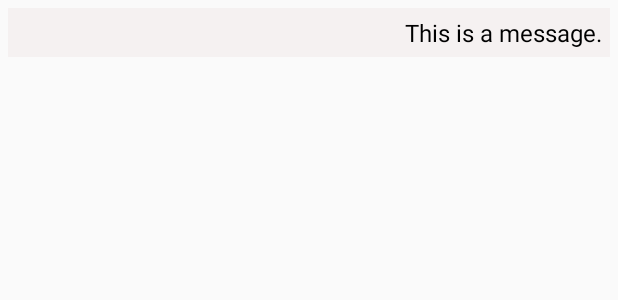
After one commit to developer-student-club-snu/DSC-Chatbot, an Android app: the layout item_message.xml on its own in the app's theme, with its tools: preview values and no code run, on a phone screen of 412 x 824 dp. The commit adds this screen. Shown: the top 300 px of the screen. Run offline under Robolectric (Android 15) with nearby library versions, the phone set to English and light mode, and no system bars.

Commit message:
Recycler View Added

```diff
--- a/app/build.gradle
+++ b/app/build.gradle
@@ -30,6 +30,8 @@ dependencies {
 
     /*THIRD PARTY LIBRARIES*/
 
+    implementation 'androidx.recyclerview:recyclerview:1.0.0'
+
     //Confetti
     implementation 'nl.dionsegijn:konfetti:1.1.3'
 
--- /dev/null
+++ b/app/src/main/res/layout/item_message.xml
@@ -0,0 +1,20 @@
+<?xml version="1.0" encoding="utf-8"?>
+<RelativeLayout xmlns:android="http://schemas.android.com/apk/res/android"
+    android:layout_width="match_parent" android:layout_height="wrap_content"
+    android:padding="5dp"
+    android:background="#F5F1F1"
+    android:layout_margin="5dp">
+
+    <TextView
+        android:id="@+id/messageText"
+        android:layout_width="wrap_content"
+        android:layout_height="wrap_content"
+        android:text="This is a message."
+        android:layout_alignParentEnd="true"
+        android:textSize="16sp"
+        android:textColor="#000000"
+        android:layout_alignParentRight="true">
+
+    </TextView>
+
+</RelativeLayout>
```
Also changed, not shown: app/src/main/java/com/example/dsc_chatbot/Activities/ChatActivity.java (+62 -12 lines), app/src/main/java/com/example/dsc_chatbot/MyAdapter.java (added, +61 -0 lines), app/src/main/res/layout/activity_chat.xml (+11 -0 lines).
